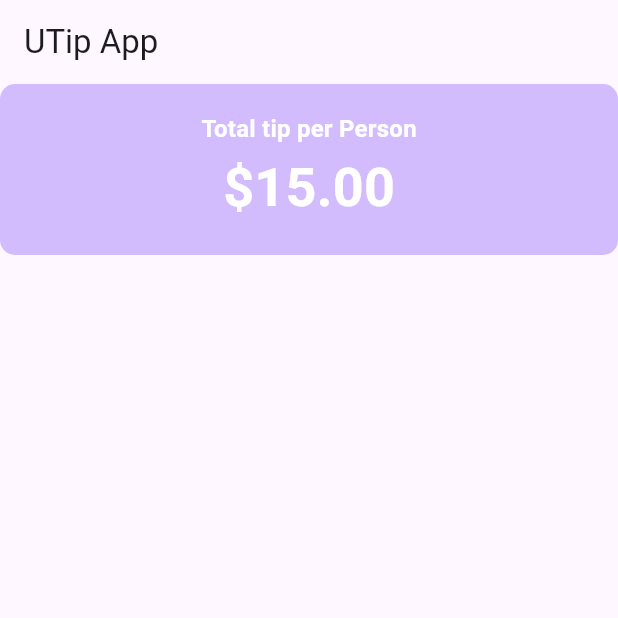
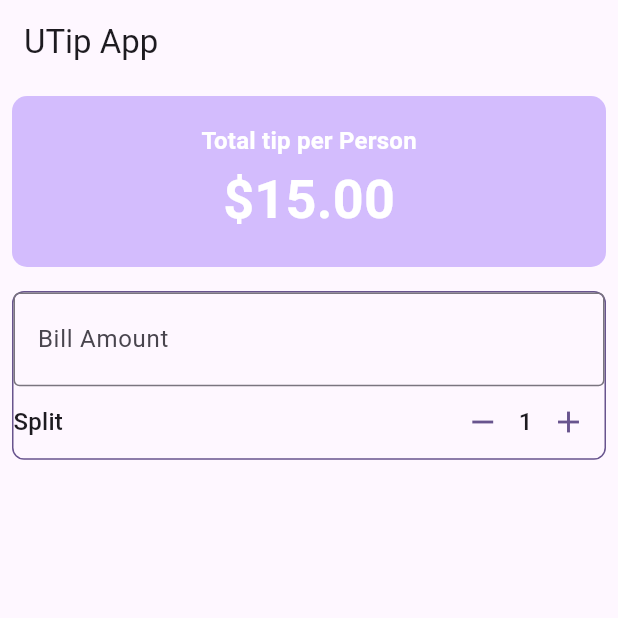
Before and after one commit to Camila1plus1/flutter-tip-calculator, a Flutter app: the screen it shows after launch, on a phone screen of 412 x 824 dp, the top half of it. Run offline on Flutter 3.47's test engine with Material 3 defaults, Android fonts, the light colour scheme and no system bars.

Commit message:
Add Splitting the bill, and button `+`, `-`

```diff
--- a/flutter_tip_app/lib/main.dart
+++ b/flutter_tip_app/lib/main.dart
@@ -28,6 +28,22 @@ class UTip extends StatefulWidget {
 }
 
 class _UTipState extends State<UTip> {
+  int _personCount = 1;
+  //Methods for decrementing and incrementing the person count
+  void decrementPersonCount(){
+    setState(() {
+      if (_personCount > 1) {
+        _personCount--;
+      }
+    });
+  }
+
+  void incrementPersonCount(){
+    setState((){
+      _personCount++;
+    });
+  }
+
   @override
   Widget build(BuildContext context) {
     var theme = Theme.of(context);
@@ -42,7 +58,9 @@ class _UTipState extends State<UTip> {
       body: Column(
         crossAxisAlignment: CrossAxisAlignment.stretch,
         children: [
-          Container(
+          Padding(
+          padding: EdgeInsets.all(8),
+          child: Container(
             padding: EdgeInsets.all(18),
             decoration: BoxDecoration(
               color: theme.colorScheme.inversePrimary,
@@ -59,7 +77,53 @@ class _UTipState extends State<UTip> {
                 ),
                ),
              ],
-            )),
+           ),
+         ),
+       ),
+       Padding(
+         padding: const EdgeInsets.all(8.0),
+         child: Container(
+          decoration: BoxDecoration(
+            borderRadius: BorderRadius.circular(8.0),
+            border: Border.all(
+              color: theme.colorScheme.primary),
+              ),
+              child: Column(
+                children: [
+                  TextField(
+                    decoration: InputDecoration(
+                      border: OutlineInputBorder(),
+                      prefix: Icon(Icons.attach_money),
+                      labelText: 'Bill Amount'),
+                    keyboardType: TextInputType.number,
+                    onChanged:(value) {
+                       print('Value: $value');
+                    },
+                  ),
+                  //Section with Splitting the bill and incrementing/decrementing the person count
+                  Row(
+                    mainAxisAlignment: MainAxisAlignment.spaceBetween,
+                    children: [
+                      Text( 'Split',
+                      style: theme.textTheme.titleMedium),
+                      Row(
+                        children: [
+                        IconButton(
+                          color: theme.colorScheme.primary,
+                          onPressed: decrementPersonCount, icon: Icon(Icons.remove)),
+                        Text('$_personCount',
+                        style: theme.textTheme.titleMedium),
+                        IconButton(
+                          color: theme.colorScheme.primary,
+                          onPressed: incrementPersonCount, icon: Icon(Icons.add)),
+                        ],
+                      ),
+                    ],
+                  ),
+                ],
+              ),
+         ),
+       ),
      ],
     ),
   );
```
Lines whose indentation alone changed are shown as unchanged.
